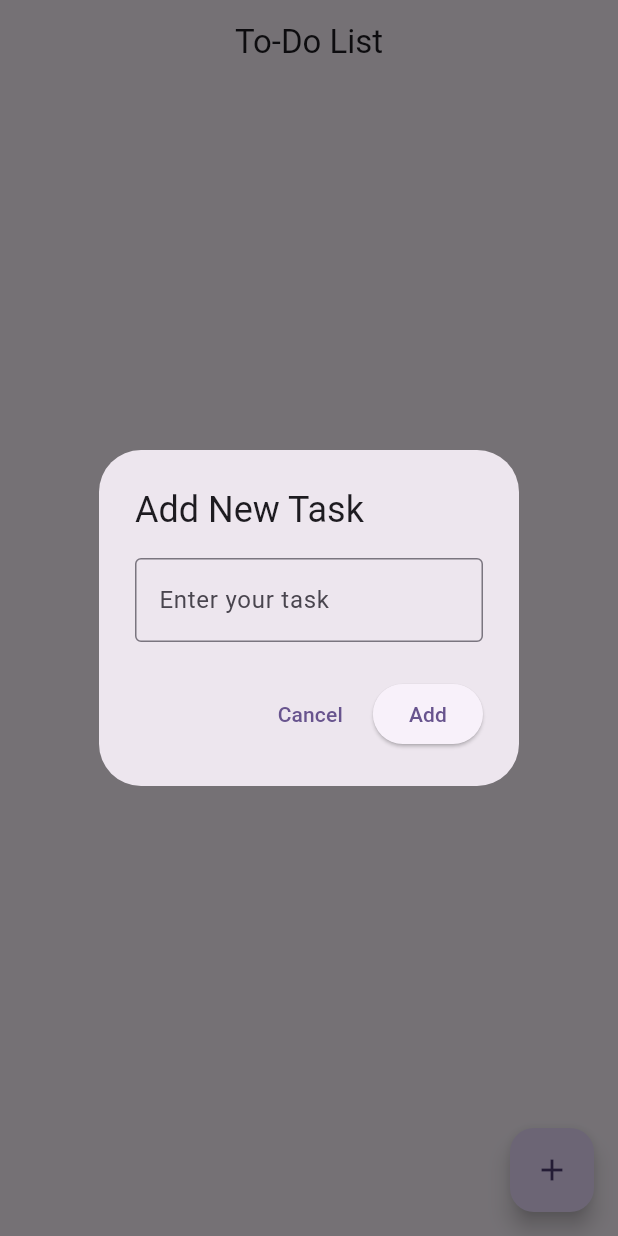
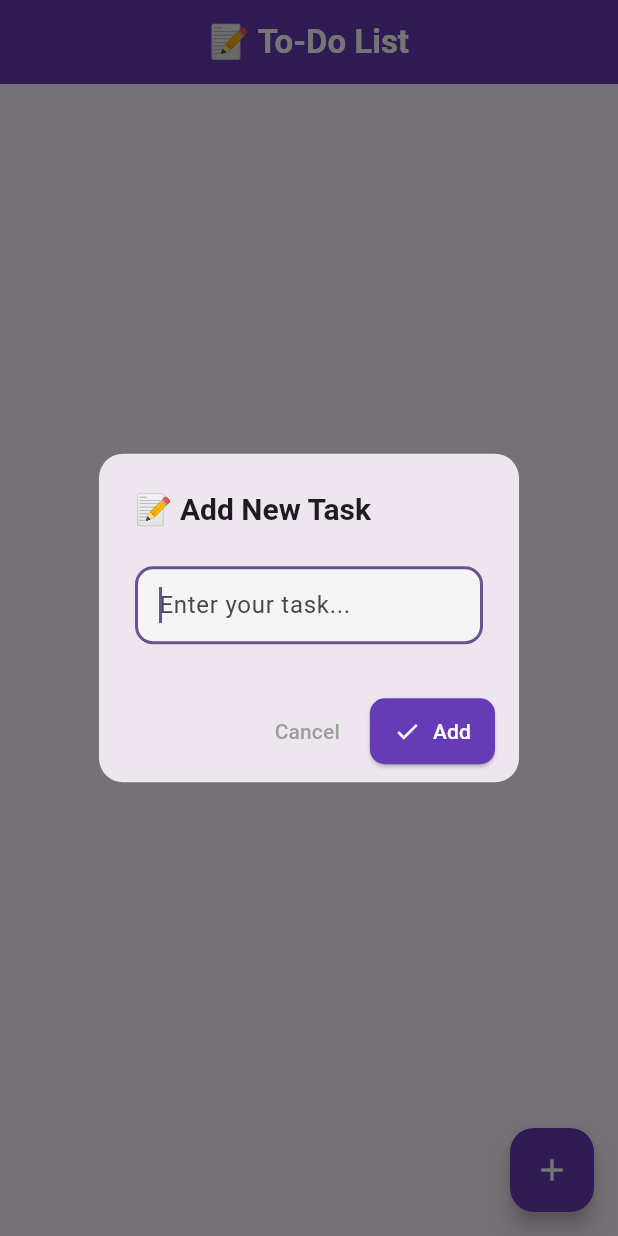
Before and after one commit to mohamed-sajidh/to-do, a Flutter app: the Homepage screen opened directly, after a tap on the "add" icon, on a phone screen of 412 x 824 dp. Run offline on Flutter 3.47's test engine with Material 3 defaults, Android fonts, the phone set to English and light mode, and no system bars; our stand-ins replace get, hive_flutter; accounts and stored records are empty.

Commit message:
ui customized

```diff
--- a/lib/view/add_popup.dart
+++ b/lib/view/add_popup.dart
@@ -8,28 +8,64 @@ void addTodoDialog(BuildContext context, Function(String, bool) onAdd) {
     context: context,
     builder: (BuildContext context) {
       return AlertDialog(
-        title: const Text("Add New Task"),
-        content: TextField(
-          controller: todoController,
-          decoration: const InputDecoration(
-            hintText: "Enter your task",
-            border: OutlineInputBorder(),
+        shape: RoundedRectangleBorder(
+          borderRadius: BorderRadius.circular(16),
+        ),
+        title: const Text(
+          "📝 Add New Task",
+          style: TextStyle(
+            fontWeight: FontWeight.bold,
+            fontSize: 20,
           ),
         ),
+        content: Column(
+          mainAxisSize: MainAxisSize.min,
+          children: [
+            const SizedBox(height: 8),
+            TextField(
+              controller: todoController,
+              autofocus: true,
+              decoration: InputDecoration(
+                hintText: "Enter your task...",
+                filled: true,
+                fillColor: Colors.grey.shade100,
+                contentPadding:
+                    const EdgeInsets.symmetric(horizontal: 12, vertical: 14),
+                border: OutlineInputBorder(
+                  borderRadius: BorderRadius.circular(12),
+                ),
+              ),
+            ),
+          ],
+        ),
+        actionsPadding:
+            const EdgeInsets.symmetric(horizontal: 16, vertical: 10),
         actions: [
           TextButton(
             onPressed: () => Get.back(),
-            child: const Text("Cancel"),
+            child: const Text(
+              "Cancel",
+              style: TextStyle(color: Colors.grey),
+            ),
           ),
-          ElevatedButton(
+          ElevatedButton.icon(
             onPressed: () {
               final String task = todoController.text.trim();
               if (task.isNotEmpty) {
-                onAdd(task, false); // pass to callback
+                onAdd(task, false);
                 Get.back();
               }
             },
-            child: const Text("Add"),
+            icon: const Icon(Icons.check),
+            label: const Text("Add"),
+            style: ElevatedButton.styleFrom(
+              backgroundColor: Colors.deepPurple,
+              foregroundColor: Colors.white,
+              shape: RoundedRectangleBorder(
+                borderRadius: BorderRadius.circular(10),
+              ),
+              padding: const EdgeInsets.symmetric(horizontal: 16, vertical: 12),
+            ),
           ),
         ],
       );
--- a/lib/view/homepage.dart
+++ b/lib/view/homepage.dart
@@ -1,59 +1,60 @@
 import 'package:flutter/material.dart';
-import 'package:get/get_core/src/get_main.dart';
-import 'package:get/get_instance/get_instance.dart';
-import 'package:get/get_state_manager/src/rx_flutter/rx_obx_widget.dart';
+import 'package:get/get.dart';
 import 'package:to_do/controller/task_controller.dart';
 import 'package:to_do/view/add_popup.dart';
 
-class Homepage extends StatefulWidget {
+class Homepage extends StatelessWidget {
   const Homepage({super.key});
-
-  @override
-  State<Homepage> createState() => _HomepageState();
-}
-
-class _HomepageState extends State<Homepage> {
-  List<Map<String, dynamic>> tasks = [
-    {'title': 'Buy groceries', 'isCompleted': false},
-    {'title': 'Study Flutter', 'isCompleted': true},
-    {'title': 'Walk the dog', 'isCompleted': false},
-  ];
-
-  void toggleTask(int index) {
-    setState(() {
-      tasks[index]['isCompleted'] = !tasks[index]['isCompleted'];
-    });
-  }
-
-  void deleteTask(int index) {
-    setState(() {
-      tasks.removeAt(index);
-    });
-  }
 
   @override
   Widget build(BuildContext context) {
     final TaskController controller = Get.put(TaskController());
+
     return Scaffold(
       appBar: AppBar(
-        title: const Text("To-Do List"),
+        title: const Text(
+          "📝 To-Do List",
+          style: TextStyle(
+            color: Colors.white,
+            fontWeight: FontWeight.bold,
+          ),
+        ),
         centerTitle: true,
+        backgroundColor: Colors.deepPurple,
       ),
       body: Padding(
-        padding: const EdgeInsets.all(12.0),
-        child: Obx(
-          () {
+        padding: const EdgeInsets.all(16.0),
+        child: Obx(() {
           if (controller.tasks.isEmpty) {
-              return const Center(child: Text("No tasks found"));
+            return const Center(
+              child: Text(
+                "No tasks added yet!",
+                style: TextStyle(fontSize: 18, color: Colors.grey),
+              ),
+            );
           }
 
           return ListView.separated(
             itemCount: controller.tasks.length,
-              separatorBuilder: (_, __) => const SizedBox(height: 10),
+            separatorBuilder: (_, __) => const SizedBox(height: 12),
             itemBuilder: (context, index) {
               final task = controller.tasks[index];
 
-                return ListTile(
+              return Container(
+                decoration: BoxDecoration(
+                  color: task.isCompleted ? Colors.green.shade50 : Colors.white,
+                  borderRadius: BorderRadius.circular(12),
+                  boxShadow: const [
+                    BoxShadow(
+                      color: Colors.black12,
+                      blurRadius: 4,
+                      offset: Offset(2, 2),
+                    ),
+                  ],
+                ),
+                child: ListTile(
+                  contentPadding:
+                      const EdgeInsets.symmetric(horizontal: 16, vertical: 10),
                   leading: Checkbox(
                     value: task.isCompleted,
                     onChanged: (value) {
@@ -63,30 +64,31 @@ class _HomepageState extends State<Homepage> {
                   title: Text(
                     task.title,
                     style: TextStyle(
+                      fontSize: 16,
+                      fontWeight: FontWeight.w500,
                       decoration:
                           task.isCompleted ? TextDecoration.lineThrough : null,
+                      color: task.isCompleted ? Colors.grey : Colors.black87,
                     ),
                   ),
                   trailing: IconButton(
-                    icon: const Icon(Icons.delete, color: Colors.red),
-                    onPressed: () {
-                      controller.deleteTask(index);
-                    },
+                    icon: const Icon(Icons.delete_outline, color: Colors.red),
+                    onPressed: () => controller.deleteTask(index),
+                  ),
                 ),
               );
             },
           );
-          },
-        ),
+        }),
       ),
       floatingActionButton: FloatingActionButton(
         onPressed: () {
           addTodoDialog(context, (taskTitle, isCompleted) async {
             await controller.addTasks(taskTitle, isCompleted);
-            setState(() {});
           });
         },
-        child: const Icon(Icons.add),
+        backgroundColor: Colors.deepPurple,
+        child: const Icon(Icons.add, color: Colors.white),
       ),
     );
   }
```
Lines whose indentation alone changed are shown as unchanged.
